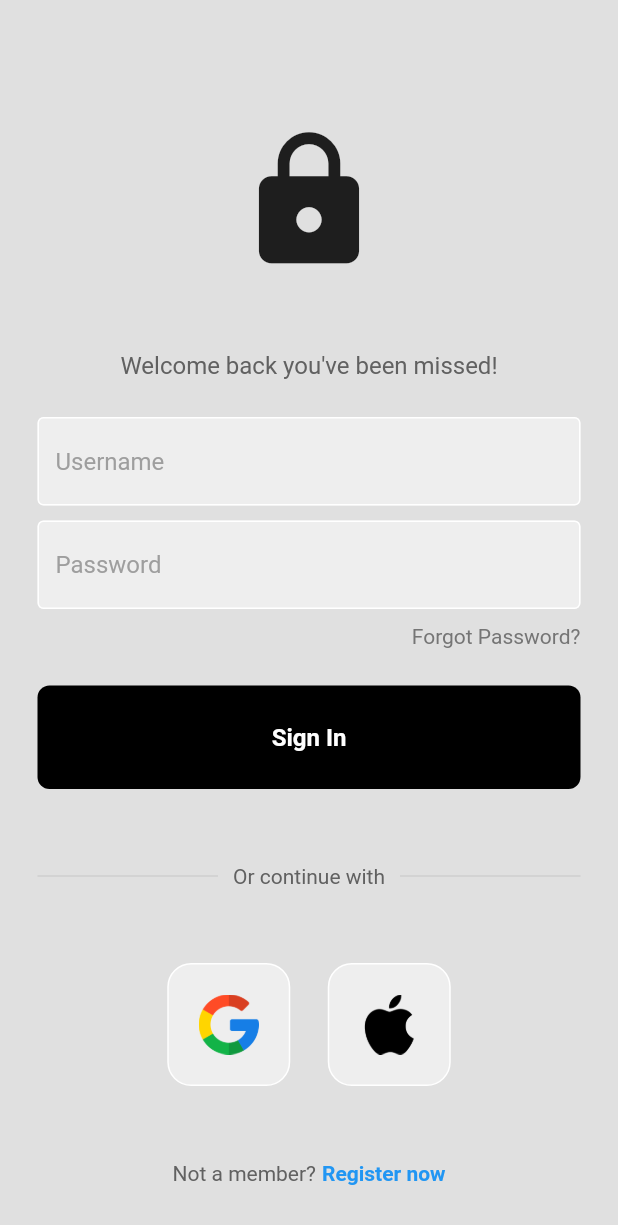
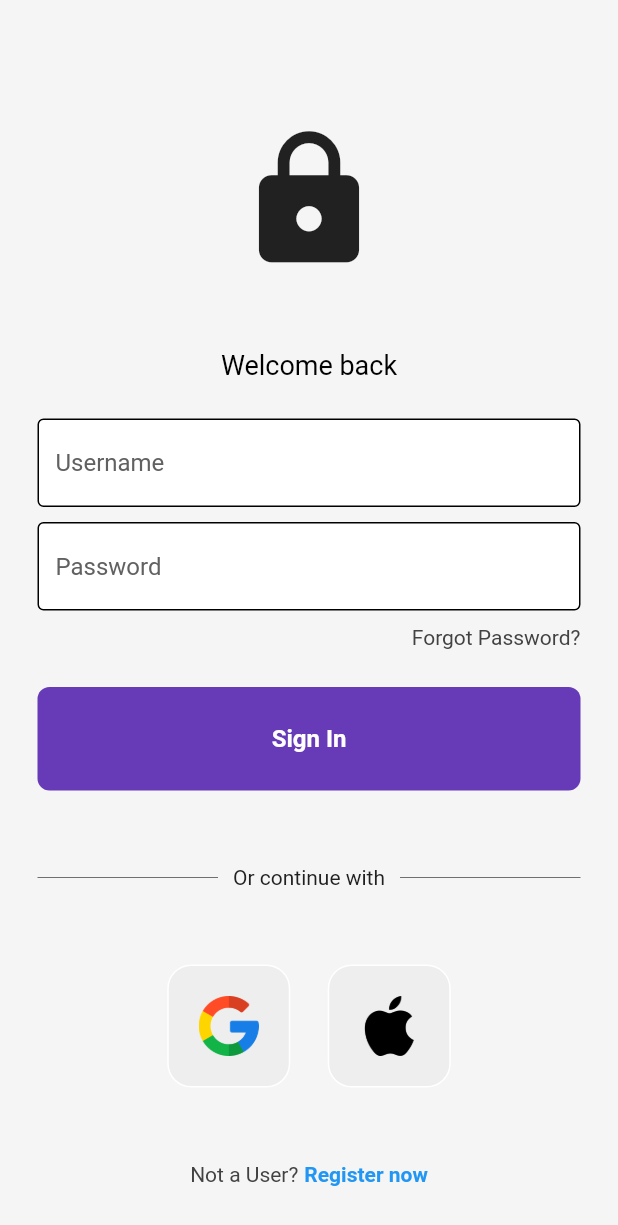
Before and after one commit to karanbir-singh09/Login-Page, a Flutter app: the screen it shows after launch, on a phone screen of 412 x 824 dp. Shown: the top 1225 px of the screen. Run offline on Flutter 3.47's test engine with Material 2 defaults, Android fonts, the phone set to English and light mode, and no system bars.

Commit message:
UI update

```diff
--- a/lib/components/my_button.dart
+++ b/lib/components/my_button.dart
@@ -13,7 +13,7 @@ class MyButton extends StatelessWidget {
         padding: const EdgeInsets.all(25),
         margin: const EdgeInsets.symmetric(horizontal: 25),
         decoration: BoxDecoration(
-          color: Colors.black,
+          color: Colors.deepPurple,
           borderRadius: BorderRadius.circular(8),
         ),
         child: const Center(
--- a/lib/components/my_textfield.dart
+++ b/lib/components/my_textfield.dart
@@ -21,15 +21,15 @@ class MyTextField extends StatelessWidget {
         obscureText: obscureText,
         decoration: InputDecoration(
             enabledBorder: const OutlineInputBorder(
-              borderSide: BorderSide(color: Colors.white),
+              borderSide: BorderSide(color: Colors.black),
             ),
-            focusedBorder: OutlineInputBorder(
-              borderSide: BorderSide(color: Colors.grey.shade400),
+            focusedBorder: const OutlineInputBorder(
+              borderSide: BorderSide(color: Colors.black),
             ),
-            fillColor: Colors.grey.shade200,
+            fillColor: Colors.white,
             filled: true,
             hintText: hintText,
-            hintStyle: TextStyle(color: Colors.grey[500])),
+            hintStyle: TextStyle(color: Colors.grey[700])),
       ),
     );
   }
--- a/lib/pages/login_page.dart
+++ b/lib/pages/login_page.dart
@@ -16,7 +16,7 @@ class LoginPage extends StatelessWidget {
   @override
   Widget build(BuildContext context) {
     return Scaffold(
-      backgroundColor: Colors.grey[300],
+      backgroundColor: Colors.grey[100],
       body: SafeArea(
         child: Center(
           child: Column(
@@ -33,11 +33,11 @@ class LoginPage extends StatelessWidget {
               const SizedBox(height: 50),
 
               // welcome back, you've been missed!
-              Text(
-                'Welcome back you\'ve been missed!',
+              const Text(
+                'Welcome back',
                 style: TextStyle(
-                  color: Colors.grey[700],
-                  fontSize: 16,
+                  color: Colors.black,
+                  fontSize: 18,
                 ),
               ),
 
@@ -69,7 +69,7 @@ class LoginPage extends StatelessWidget {
                   children: [
                     Text(
                       'Forgot Password?',
-                      style: TextStyle(color: Colors.grey[600]),
+                      style: TextStyle(color: Colors.grey[800]),
                     ),
                   ],
                 ),
@@ -92,20 +92,20 @@ class LoginPage extends StatelessWidget {
                     Expanded(
                       child: Divider(
                         thickness: 0.5,
-                        color: Colors.grey[400],
+                        color: Colors.grey[800],
                       ),
                     ),
                     Padding(
                       padding: const EdgeInsets.symmetric(horizontal: 10.0),
                       child: Text(
                         'Or continue with',
-                        style: TextStyle(color: Colors.grey[700]),
+                        style: TextStyle(color: Colors.grey[900]),
                       ),
                     ),
                     Expanded(
                       child: Divider(
                         thickness: 0.5,
-                        color: Colors.grey[400],
+                        color: Colors.grey[800],
                       ),
                     ),
                   ],
@@ -135,8 +135,8 @@ class LoginPage extends StatelessWidget {
                 mainAxisAlignment: MainAxisAlignment.center,
                 children: [
                   Text(
-                    'Not a member?',
-                    style: TextStyle(color: Colors.grey[700]),
+                    'Not a User?',
+                    style: TextStyle(color: Colors.grey[800]),
                   ),
                   const SizedBox(width: 4),
                   const Text(
```
